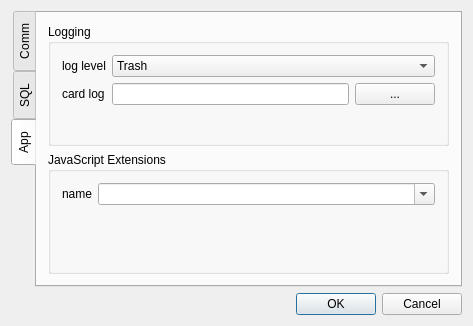
This is qsicli/src/dlgsettings.ui in Quick-Event/quickbox as Qt 5 draws it before an edit. The edited form follows.
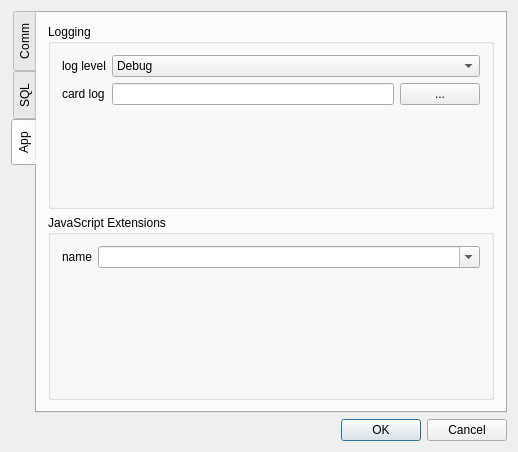
This is the edited form. The open tabs and pages were chosen to show the change.

The edit to the form file:
```diff
--- a/qsicli/src/dlgsettings.ui
+++ b/qsicli/src/dlgsettings.ui
@@ -6,8 +6,8 @@
    <rect>
     <x>0</x>
     <y>0</y>
-    <width>473</width>
-    <height>290</height>
+    <width>518</width>
+    <height>452</height>
    </rect>
   </property>
   <property name="windowTitle">
@@ -328,11 +328,6 @@
           </item>
           <item row="0" column="1">
            <widget class="QComboBox" name="lstLogLevel">
-            <item>
-             <property name="text">
-              <string>Trash</string>
-             </property>
-            </item>
             <item>
              <property name="text">
               <string>Debug</string>
```
